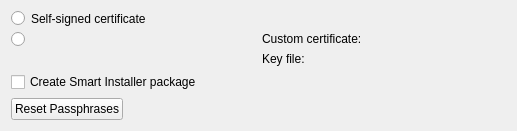
Old version of the form src/plugins/qt4projectmanager/qt-s60/s60createpackagestep.ui in the repository qt-creator/qt-creator.
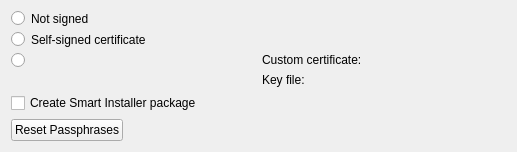
New version of the form. Custom widgets are drawn as their Qt base class.

The edit to the form file:
```diff
--- a/src/plugins/qt4projectmanager/qt-s60/s60createpackagestep.ui
+++ b/src/plugins/qt4projectmanager/qt-s60/s60createpackagestep.ui
@@ -7,7 +7,7 @@
     <x>0</x>
     <y>0</y>
     <width>517</width>
-    <height>108</height>
+    <height>135</height>
    </rect>
   </property>
   <property name="windowTitle">
@@ -15,7 +15,31 @@
   </property>
   <layout class="QVBoxLayout" name="verticalLayout">
    <item>
-    <layout class="QGridLayout" name="gridLayout_2">
+    <layout class="QGridLayout" name="gridLayout_3" rowstretch="0,0" columnstretch="0,0" rowminimumheight="0,0" columnminimumwidth="0,0">
+     <item row="1" column="0">
+      <widget class="QRadioButton" name="notSignedButton">
+       <property name="text">
+        <string/>
+       </property>
+      </widget>
+     </item>
+     <item row="1" column="1">
+      <widget class="QLabel" name="notSignedLabel">
+       <property name="sizePolicy">
+        <sizepolicy hsizetype="MinimumExpanding" vsizetype="Preferred">
+         <horstretch>0</horstretch>
+         <verstretch>0</verstretch>
+        </sizepolicy>
+       </property>
+       <property name="text">
+        <string>Not signed</string>
+       </property>
+      </widget>
+     </item>
+    </layout>
+   </item>
+   <item>
+    <layout class="QGridLayout" name="gridLayout_2" columnstretch="0,0" columnminimumwidth="0,0">
      <item row="0" column="0">
       <widget class="QRadioButton" name="selfSignedButton">
        <property name="text">
```
